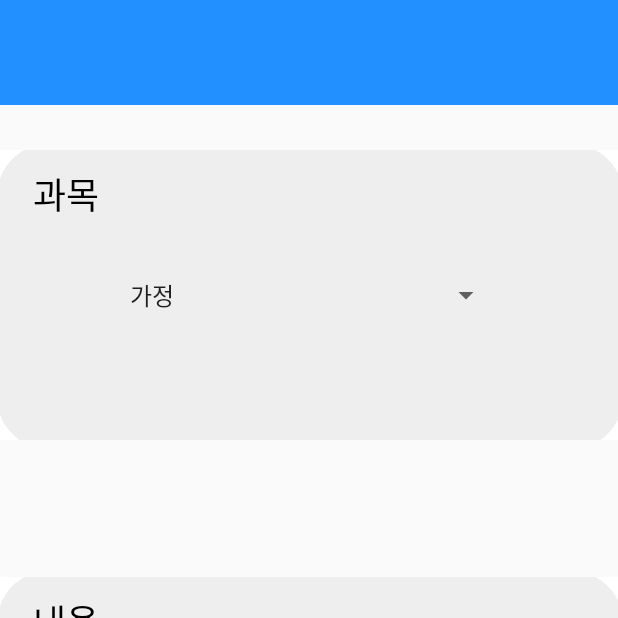
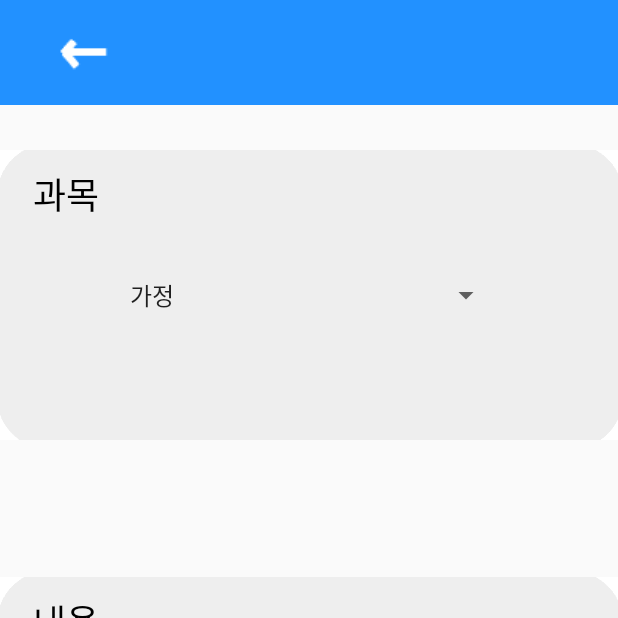
Before and after one commit to AppDevelopers2021/androidStudia, an Android app: the ScheduleActivity screen opened directly, with no data from a screen before it, on a phone screen of 412 x 824 dp, the top half of it. Run offline under Robolectric (Android 15) with nearby library versions, the phone set to English and light mode, and no system bars; our stand-ins replace Firebase (no records; nobody signed in at launch, a user with empty details on screens opened directly); 1 statement that could not run was skipped.

```diff
--- a/app/src/main/res/layout/activity_schedule.xml
+++ b/app/src/main/res/layout/activity_schedule.xml
@@ -117,6 +117,21 @@
         app:layout_constraintStart_toStartOf="parent"
         app:layout_constraintTop_toTopOf="parent">
 
+        <ImageButton
+            android:id="@+id/btPrevious2"
+            android:layout_width="wrap_content"
+            android:layout_height="wrap_content"
+            android:layout_marginTop="4dp"
+            android:layout_marginEnd="30dp"
+            android:layout_marginBottom="7dp"
+            android:background="#2291FF"
+            app:layout_constraintBottom_toBottomOf="parent"
+            app:layout_constraintEnd_toStartOf="@+id/btDate"
+            app:layout_constraintStart_toStartOf="parent"
+            app:layout_constraintTop_toTopOf="parent"
+            app:srcCompat="@drawable/back_button"
+            tools:ignore="SpeakableTextPresentCheck" />
+
         <Button
             android:id="@+id/btDate"
             style="@style/Widget.AppCompat.Button.Borderless.Colored"
```
Also changed, not shown: app/src/main/java/app/web/studia_kr/CalendarActivity.java (+10 -10 lines), app/src/main/res/drawable/back_button.webp (added).
